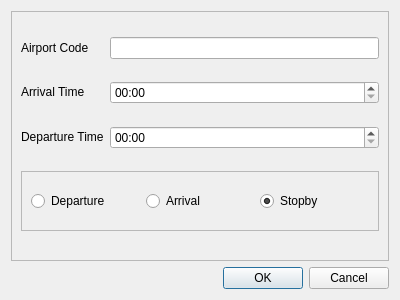
This is addflight_passingairport.ui in Aloereed/Flightman_Platform_DATA130039 as Qt 5 draws it before an edit. The edited form follows.
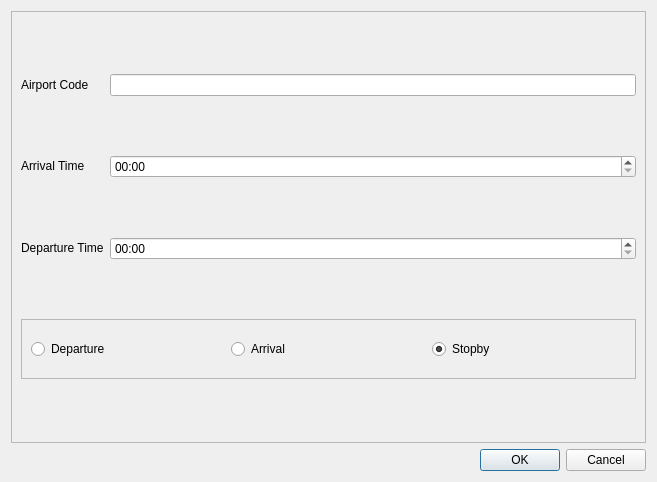
This is the edited form.

```diff
--- a/addflight_passingairport.ui
+++ b/addflight_passingairport.ui
@@ -6,8 +6,8 @@
    <rect>
     <x>0</x>
     <y>0</y>
-    <width>400</width>
-    <height>300</height>
+    <width>657</width>
+    <height>482</height>
    </rect>
   </property>
   <property name="windowTitle">
```
Left out of the diff: 100 changed lines with no effect on the pictures.
